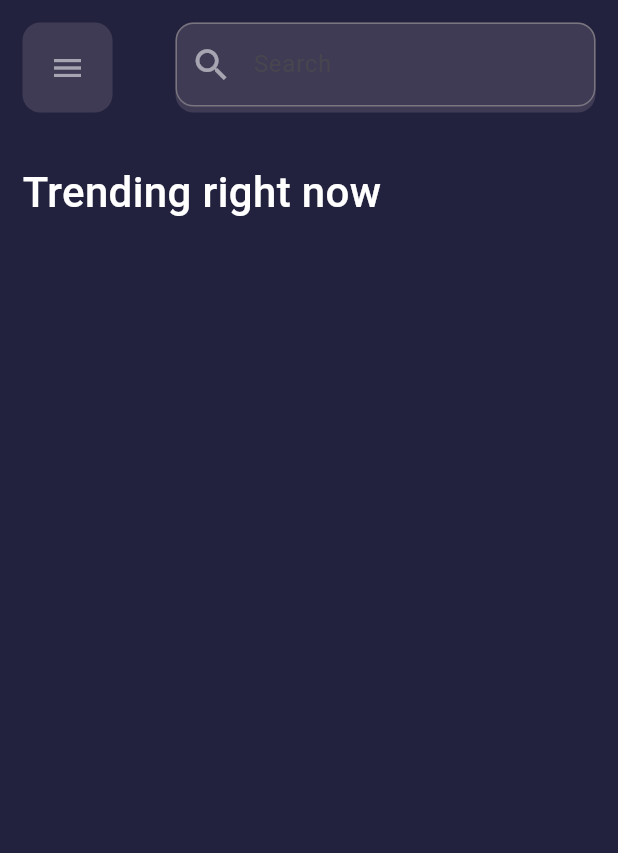
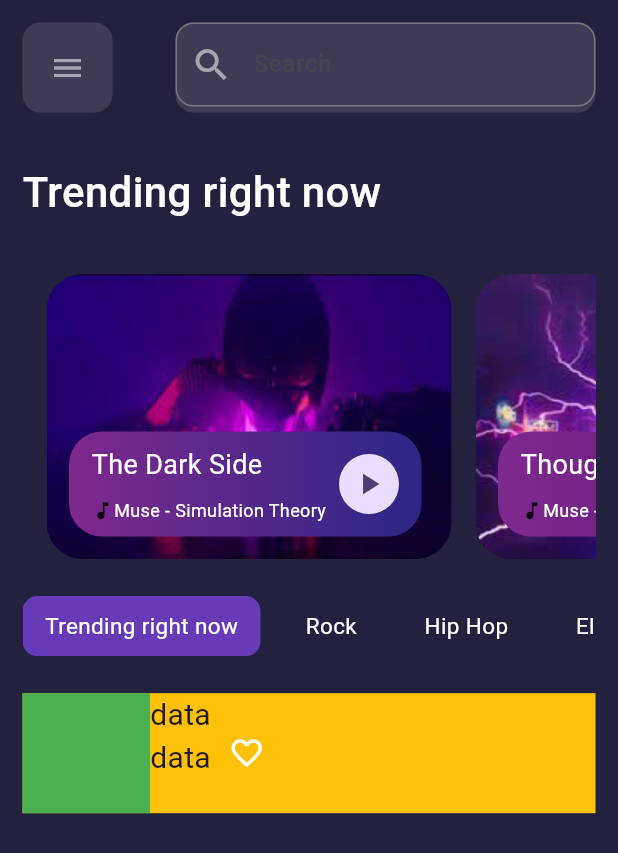
Before and after one commit to Vaibhav77e/music_assign, a Flutter app: the screen it shows after launch, on a phone screen of 412 x 824 dp. Shown: the top 853 px of the screen. Run offline on Flutter 3.47's test engine with Material 2 defaults, Android fonts, the light colour scheme and no system bars.

Commit message:
added some fn

```diff
--- a/lib/main.dart
+++ b/lib/main.dart
@@ -1,7 +1,8 @@
 import 'package:flutter/material.dart';
-
 import 'myhomepage.dart';
 
+// import 'package:music_app_assign/providersFolder/scrollviewlogic.dart';
+// import 'package:provider/provider.dart';
 void main() {
   runApp(const MyApp());
 }
--- a/lib/myhomepage.dart
+++ b/lib/myhomepage.dart
@@ -1,5 +1,8 @@
 import 'package:flutter/material.dart';
 import 'package:music_app_assign/widgets/customListView.dart';
+import 'package:music_app_assign/widgets/scrollView.dart';
+import 'package:music_app_assign/widgets/scrollviewlogic.dart';
+import 'package:music_app_assign/widgets/songsUi.dart';
 import 'constants/colors.dart';
 
 class MyHomePage extends StatelessWidget {
@@ -68,11 +71,49 @@ class MyHomePage extends StatelessWidget {
               ),
               SizedBox(
                 height: 200,
-                child: ListView.builder(
+                child: ListView(
+                  children: [
+                    CustomListView(
+                      image: 'assets/images/darkside_Copy.png',
+                      colors: [
+                        Color.fromARGB(255, 127, 40, 141),
+                        const Color.fromARGB(255, 43, 39, 134),
+                      ],
+                      text1: 'The Dark Side',
+                      onPressedFun: () {},
+                    ),
+                    CustomListView(
+                      image: 'assets/images/thought_contagion.png',
+                      colors: [
+                        Color.fromARGB(255, 126, 41, 143),
+                        Color.fromARGB(255, 91, 19, 117),
+                      ],
+                      text1: 'Thought contagion',
+                      onPressedFun: () {},
+                    ),
+                    CustomListView(
+                      image: 'assets/images/somethin_human.png',
+                      colors: [
+                        Color.fromARGB(229, 234, 117, 75),
+                        Color.fromARGB(255, 163, 42, 62),
+                      ],
+                      text1: 'Sometin Human',
+                      onPressedFun: () {},
+                    ),
+                  ],
                   scrollDirection: Axis.horizontal,
-                  itemCount: 2,
-                  itemBuilder: (context, index) => Container(),
                 ),
+              ),
+              SizedBox(
+                height: MediaQuery.of(context).size.height * 0.03,
+              ),
+              SizedBox(height: 40, child: ScrollPro()),
+              SizedBox(
+                height: MediaQuery.of(context).size.height * 0.03,
+              ),
+              SizedBox(
+                height: MediaQuery.of(context).size.height * 0.375,
+                child: SongUi(),
               )
             ],
           ),
--- a/lib/widgets/customListView.dart
+++ b/lib/widgets/customListView.dart
@@ -6,14 +6,15 @@ class CustomListView extends StatelessWidget {
   String image;
   List<Color> colors;
   String text1;
-  String text2;
+  void Function()? onPressedFun;
 
-  CustomListView(
-      {required this.image,
+  CustomListView({
+    required this.image,
     required,
     required this.colors,
     required this.text1,
-      required this.text2});
+    required this.onPressedFun,
+  });
 
   @override
   Widget build(BuildContext context) {
@@ -28,7 +29,7 @@ class CustomListView extends StatelessWidget {
             child: ClipRRect(
               borderRadius: BorderRadius.circular(24),
               child: Image.asset(
-                'assets/images/darkside_Copy.png',
+                image,
                 fit: BoxFit.cover,
               ),
             ),
@@ -39,10 +40,7 @@ class CustomListView extends StatelessWidget {
               height: 70,
               width: 235,
               decoration: BoxDecoration(
-                  gradient: const LinearGradient(colors: [
-                    Color.fromARGB(255, 140, 43, 172),
-                    Color.fromARGB(255, 43, 39, 134),
-                  ]),
+                  gradient: LinearGradient(colors: colors),
                   borderRadius: BorderRadius.circular(22)),
               child: Padding(
                 padding: const EdgeInsets.symmetric(horizontal: 15.0),
@@ -54,18 +52,18 @@ class CustomListView extends StatelessWidget {
                       mainAxisAlignment: MainAxisAlignment.spaceEvenly,
                       children: [
                         Text(
-                          'The Dark Side',
-                          style: TextStyle(
+                          text1,
+                          style: const TextStyle(
                               color: ConstColors.itColor, fontSize: 18),
                         ),
-                        Row(
+                        const Row(
                           children: [
                             Icon(
                               Icons.music_note,
                               size: 15,
                             ),
                             Text(
-                              'Music - Simulation Theory',
+                              'Muse - Simulation Theory',
                               style: TextStyle(
                                   color: ConstColors.itColor, fontSize: 12),
                             ),
@@ -75,12 +73,17 @@ class CustomListView extends StatelessWidget {
                     ),
                     CircleAvatar(
                         child: IconButton(
-                          onPressed: () {},
-                          icon: Icon(
+                      onPressed: onPressedFun,
+                      icon: onPressedFun != null
+                          ? const Icon(
                               Icons.play_arrow,
                               size: 24,
+                            )
+                          : const Icon(
+                              Icons.pause,
+                              size: 24,
+                            ),
                     )),
-                    ),
                   ],
                 ),
               ),
--- /dev/null
+++ b/lib/widgets/scrollView.dart
@@ -0,0 +1,95 @@
+import 'package:flutter/material.dart';
+
+import '../constants/colors.dart';
+
+// ignore: must_be_immutable
+class ScrollViewL extends StatelessWidget {
+  // var selectedValue = false;
+  void Function()? onTapFn;
+  bool? value;
+  String text;
+
+  ScrollViewL({required this.onTapFn, required this.text, required this.value});
+
+  @override
+  Widget build(BuildContext context) {
+    return GestureDetector(
+      onTap: onTapFn,
+      child: Container(
+        alignment: Alignment.center,
+        height: 40,
+        // width: 140,
+        decoration: BoxDecoration(
+            borderRadius: BorderRadius.circular(10),
+            color: value!
+                ? const Color.fromARGB(255, 103, 58, 183)
+                : Colors.transparent),
+        child: Padding(
+          padding: const EdgeInsets.symmetric(horizontal: 15.0),
+          child: Text(
+            text,
+            style: const TextStyle(color: ConstColors.itColor, fontSize: 15),
+          ),
+        ),
+      ),
+    );
+  }
+}
+
+//  GestureDetector(
+//           onTap: () => onTapFn,
+//           child: Container(
+//             alignment: Alignment.center,
+//             height: 40,
+//             width: 140,
+//             decoration: BoxDecoration(
+//                 borderRadius: BorderRadius.circular(10),
+//                 color: selectedValue
+//                     ? Color.fromARGB(255, 103, 58, 183)
+//                     : Colors.transparent),
+//             child: Text(
+//               newVal.textValue[index][0],
+//               style: const TextStyle(color: ConstColors.itColor),
+//             ),
+//           ),
+//         ),
+
+
+
+
+// ElevatedButton(
+//           style: ElevatedButton.styleFrom(
+//             backgroundColor: Colors.transparent,
+//           ),
+//           onPressed: () => selectedValue,
+//           child: Text(
+//             newVal.textValue[index][0],
+//             style: const TextStyle(color: ConstColors.itColor),
+//           ),
+//         ),
+
+
+
+
+
+// GestureDetector(
+//           onTap: () => onTapFn(index, context),
+//           child: Container(
+//             alignment: Alignment.center,
+//             height: 40,
+//             // width: 140,
+//             decoration: BoxDecoration(
+//                 borderRadius: BorderRadius.circular(10),
+//                 color: selectedValued
+//                     ? const Color.fromARGB(255, 103, 58, 183)
+//                     : Colors.transparent),
+//             child: Padding(
+//               padding: const EdgeInsets.symmetric(horizontal: 15.0),
+//               child: Text(
+//                 newVal.textValue[index][0],
+//                 style:
+//                     const TextStyle(color: ConstColors.itColor, fontSize: 15),
+//               ),
+//             ),
+//           ),
+//         )
--- /dev/null
+++ b/lib/widgets/scrollviewlogic.dart
@@ -0,0 +1,37 @@
+import 'package:flutter/material.dart';
+import 'package:music_app_assign/widgets/scrollView.dart';
+
+class ScrollPro extends StatefulWidget {
+  @override
+  State<ScrollPro> createState() => _ScrollProState();
+}
+
+class _ScrollProState extends State<ScrollPro> {
+  List textValue = [
+    ["Trending right now", true],
+    ["Rock", false],
+    ["Hip Hop", false],
+    ["Electro", false],
+    ["Engerise", false],
+  ];
+
+  void onSelectIndex(int index) {
+    setState(() {
+      textValue[index][1] = !textValue[index][1];
+    });
+  }
+
+  @override
+  Widget build(BuildContext context) {
+    return ListView.builder(
+      scrollDirection: Axis.horizontal,
+      itemCount: textValue.length,
+      itemBuilder: (context, index) => Padding(
+          padding: const EdgeInsets.only(right: 15.0),
+          child: ScrollViewL(
+              onTapFn: () => onSelectIndex(index),
+              text: textValue[index][0],
+              value: textValue[index][1])),
+    );
+  }
+}
--- /dev/null
+++ b/lib/widgets/songsUi.dart
@@ -0,0 +1,84 @@
+import 'package:flutter/material.dart';
+import 'package:music_app_assign/constants/colors.dart';
+
+class SongUi extends StatelessWidget {
+  String? image;
+
+  @override
+  Widget build(BuildContext context) {
+    return ListView.builder(
+      itemCount: 1,
+      itemBuilder: (context, index) => Container(
+        height: 80,
+        color: Colors.amber,
+        child: Row(
+          children: [
+            Container(
+              color: Colors.green,
+              height: 80,
+              width: 85,
+              // child: ClipRRect(
+              //   borderRadius: BorderRadius.circular(24),
+              //   child: Image.asset(
+              //     image,
+              //     fit: BoxFit.cover,
+              //   ),
+              // ),
+            ),
+            Column(
+              children: [
+                Text(
+                  'data',
+                  style: TextStyle(fontSize: 20),
+                ),
+                Text(
+                  'data',
+                  style: TextStyle(fontSize: 20),
+                )
+              ],
+            ),
+            IconButton(
+                onPressed: () {},
+                icon: const Icon(
+                  Icons.favorite_border,
+                  color: ConstColors.itColor,
+                ))
+          ],
+        ),
+      ),
+    );
+  }
+}
+
+
+
+
+// Row(
+//           children: [
+//             Container(
+//               color: Colors.green,
+//               height: 80,
+//               width: 85,
+//               // child: ClipRRect(
+//               //   borderRadius: BorderRadius.circular(24),
+//               //   child: Image.asset(
+//               //     image,
+//               //     fit: BoxFit.cover,
+//               //   ),
+//               // ),
+//             ),
+//             Column(
+//               children: [
+//                 Text(
+//                   'data',
+//                   style: TextStyle(fontSize: 20),
+//                 ),
+//                 Text(
+//                   'data',
+//                   style: TextStyle(fontSize: 20),
+//                 )
+//               ],
+//             )
+//           ],
+//         ),
+//       ),
--- a/pubspec.yaml
+++ b/pubspec.yaml
@@ -35,6 +35,7 @@ dependencies:
   # The following adds the Cupertino Icons font to your application.
   # Use with the CupertinoIcons class for iOS style icons.
   cupertino_icons: ^1.0.2
+  provider: ^6.0.5
   # google_fonts: ^4.0.5
 
 dev_dependencies:
@@ -63,6 +64,9 @@ flutter:
   assets:
     - assets/images/darkside_Copy.png
     - assets/images/thought_contagion.png
+    - assets/images/somethin_human.png
+
+
 
   # An image asset can refer to one or more resolution-specific "variants", see
   # https://flutter.dev/assets-and-images/#resolution-aware
```
Also changed, not shown: assets/images/forget_me.png (added), assets/images/im_good.png (added), assets/images/somethin_human.png (added), assets/images/under_infl.png (added), pubspec.lock. Lines whose indentation alone changed are shown as unchanged.
